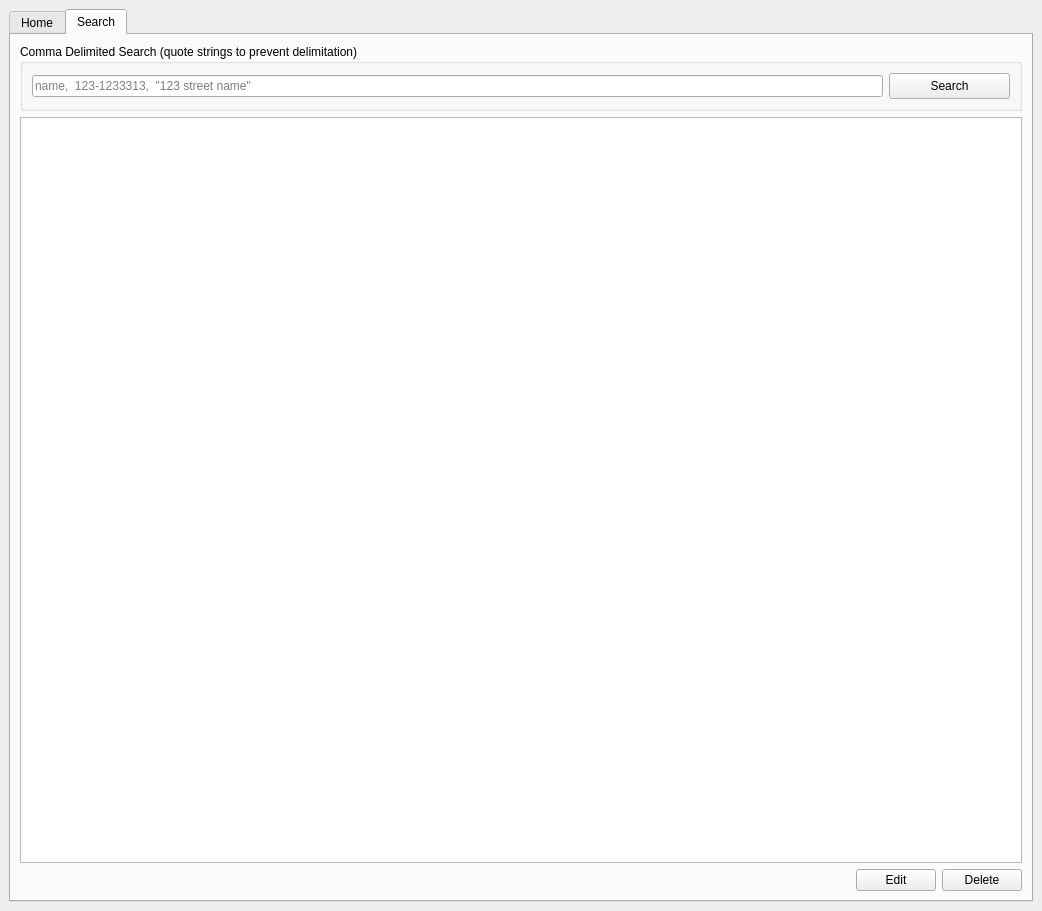
Qt form ui/contactDisplayHome.ui (0xrutvij/sqlGUI) before a commit.
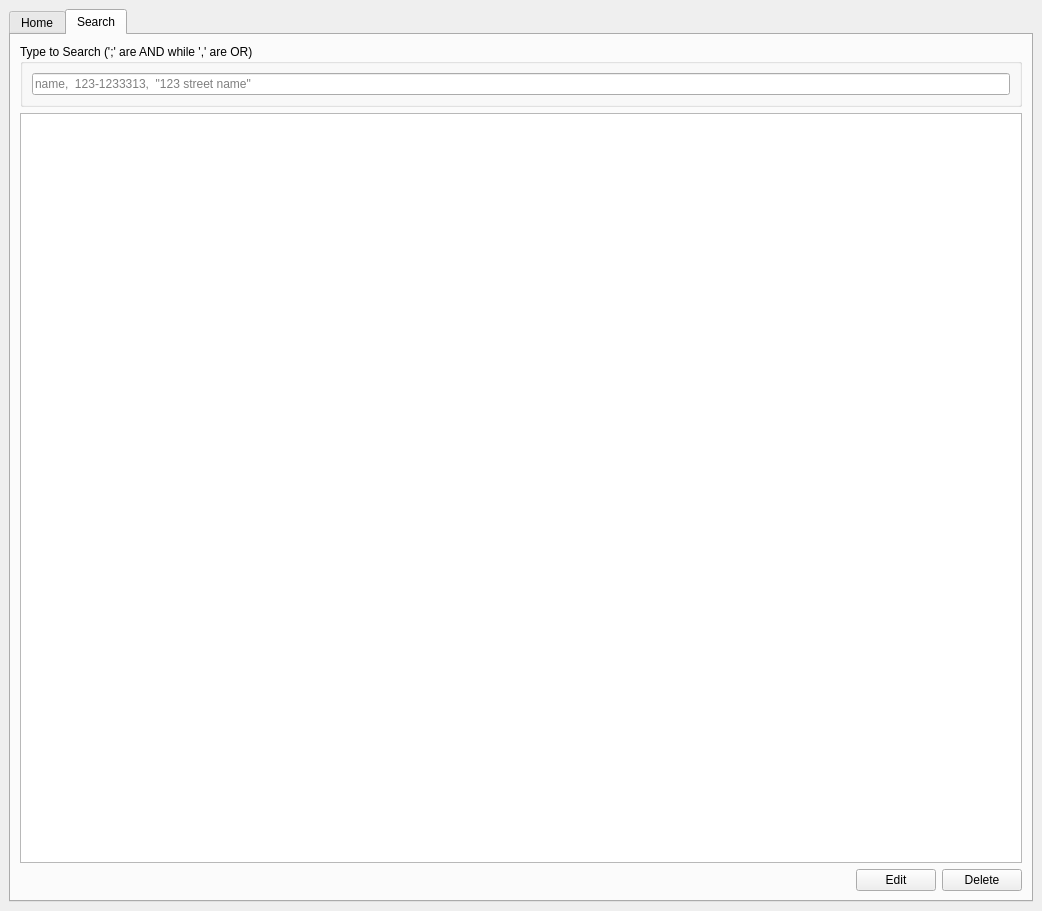
The same form after that commit. The open tabs and pages were chosen to show the change.

What changed in the file:
```diff
--- a/ui/contactDisplayHome.ui
+++ b/ui/contactDisplayHome.ui
@@ -86,7 +86,7 @@
         <item>
          <widget class="QGroupBox" name="searchBox">
           <property name="title">
-           <string>Comma Delimited Search (quote strings to prevent delimitation)</string>
+           <string>Type to Search (';' are AND while ',' are OR)</string>
           </property>
           <layout class="QHBoxLayout" name="horizontalLayout_2">
            <item>
@@ -96,31 +96,6 @@
              </property>
             </widget>
            </item>
-           <item>
-            <widget class="QPushButton" name="searchButton">
-             <property name="sizePolicy">
-              <sizepolicy hsizetype="Fixed" vsizetype="Fixed">
-               <horstretch>0</horstretch>
-               <verstretch>0</verstretch>
-              </sizepolicy>
-             </property>
-             <property name="minimumSize">
-              <size>
-               <width>121</width>
-               <height>26</height>
-              </size>
-             </property>
-             <property name="maximumSize">
-              <size>
-               <width>121</width>
-               <height>26</height>
-              </size>
-             </property>
-             <property name="text">
-              <string>Search</string>
-             </property>
-            </widget>
-           </item>
           </layout>
          </widget>
         </item>
```
